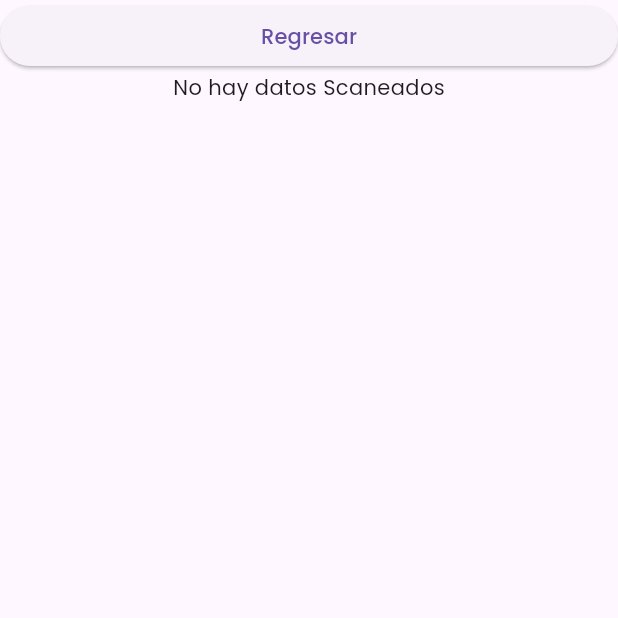
After one commit to L-A-M-J-O/app-flutter, a Flutter app: the screen it shows after launch, after a tap on "Sunmi", on a phone screen of 412 x 824 dp, the top half of it. The commit adds this screen. Run offline on Flutter 3.47's test engine with Material 3 defaults, Android fonts, the phone set to English and light mode, and no system bars; our stand-ins replace dio, flutter_svg, qr_flutter; missing offline and left inert: qr_code_scanner, sunmi_scanner; network calls fail.

Commit message:
version final

```diff
--- a/lib/pages/home.dart
+++ b/lib/pages/home.dart
@@ -22,7 +22,7 @@ class _HomePageState extends State<HomePage> {
   final dio = Dio();
 
   void getHttp() async {
-    final response = await dio.get('https://rickandmortyapi.com/api/character');
+    final response = await dio.get('https://api-dev.woutick.com/back/v1/account/login/');
     setState(() {
       human = response.data['results'];
     });
--- a/lib/pages/qr_code.dart
+++ b/lib/pages/qr_code.dart
@@ -1,6 +1,7 @@
 import 'package:flutter/material.dart';
 import 'package:flutter_application_1/pages/qr_image.dart';
 import 'package:flutter_application_1/pages/qr_scaner.dart';
+import 'package:flutter_application_1/pages/qr_sunmi.dart';
 
 class QRCode extends StatefulWidget {
   @override
@@ -42,6 +43,9 @@ class _QRCodeState extends State<QRCode> {
                       builder: (context) => const QRScaner()));
             },
             child: const Text('Scan QR Code')),
+        ElevatedButton(onPressed: () {
+          Navigator.push(context, MaterialPageRoute(builder: (context) => const QRSunmi()));
+        },  child: const Text('Sunmi'))
       ]),
     );
   }
--- /dev/null
+++ b/lib/pages/qr_sunmi.dart
@@ -0,0 +1,56 @@
+import 'package:flutter/material.dart';
+import 'package:sunmi_scanner/sunmi_scanner.dart';
+import 'package:flutter_application_1/pages/qr_code.dart';
+
+class QRSunmi extends StatefulWidget {
+  const QRSunmi({super.key});
+
+  @override
+  State<QRSunmi> createState() => _QRSunmiState();
+}
+
+class _QRSunmiState extends State<QRSunmi> {
+  String? scannedValue;
+
+  void _setScannedValue(String value) {
+    setState(() {
+      scannedValue = value;
+    });
+  }
+
+  @override
+  void initState() {
+    super.initState();
+    SunmiScanner.onBarcodeScanned().listen((event) {
+      _setScannedValue(event);
+    });
+  }
+
+  @override
+  Widget build(BuildContext context) {
+    return Scaffold(
+      body: Column(
+        crossAxisAlignment: CrossAxisAlignment.stretch,
+        children: [
+          ElevatedButton(
+            onPressed: () {
+              Navigator.push(
+                  context, MaterialPageRoute(builder: (context) => QRCode()));
+            },
+            child: const Text('Regresar'),
+          ),
+          Center(
+            child: (scannedValue != null) ? Text(
+              scannedValue ?? "Suposicion de datos",
+              style: const TextStyle(
+                color: Colors.black,
+                fontSize: 30,
+                fontWeight: FontWeight.bold,
+              ),
+            ) : const Text('No hay datos Scaneados')
+          ),
+        ],
+      ),
+    );
+  }
+}
--- a/pubspec.yaml
+++ b/pubspec.yaml
@@ -29,6 +29,7 @@ environment:
 # versions available, run `flutter pub outdated`.
 dependencies:
   cupertino_icons: ^1.0.6
+  sunmi_scanner: ^0.0.4
   qr_flutter: ^4.1.0
   qr_code_scanner: ^1.0.1
   dio: ^5.4.1
```
Also changed, not shown: pubspec.lock.
